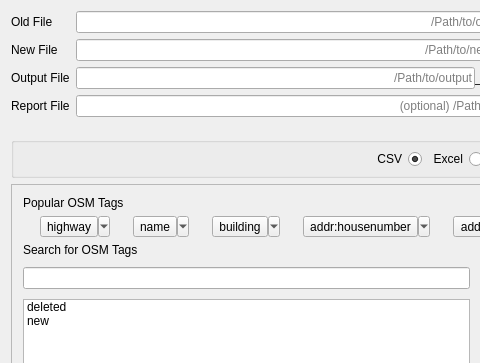
Before: the Qt Designer form chameleon/qt/design.ui in KaartGroup/Chameleon, drawn with Qt 5; both pictures show x 0 to 480 and y 0 to 363 of the 583 by 712 pixel window.
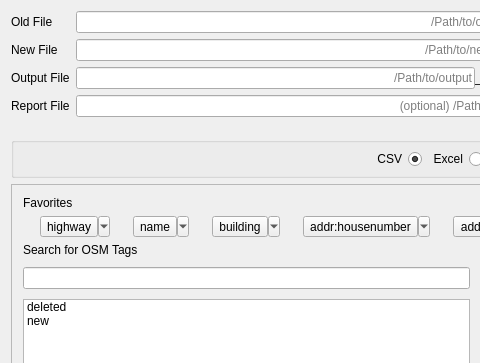
After: the same form once the commit is applied. Custom widgets are drawn as their Qt base class.

What changed in the file:
```diff
--- a/chameleon/qt/design.ui
+++ b/chameleon/qt/design.ui
@@ -365,7 +365,7 @@
           </sizepolicy>
          </property>
          <property name="text">
-          <string>Popular OSM Tags</string>
+          <string>Favorites</string>
          </property>
         </widget>
        </item>
```
